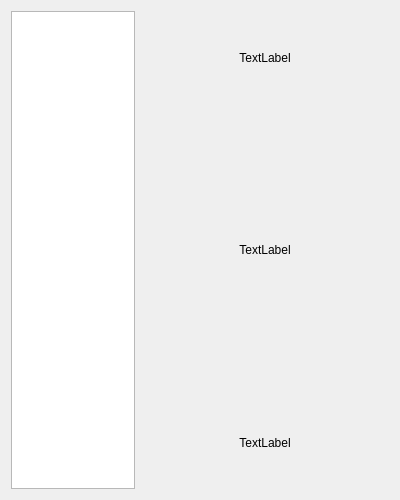
Qt form src/modules/officechooser/page_package.ui (sabily-os/sabily-installer) before a commit.
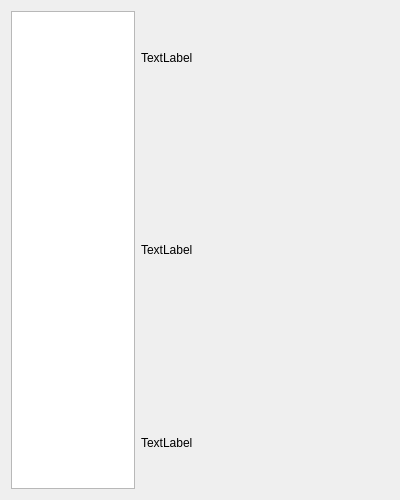
The same form after that commit.

Patch:
```diff
--- a/src/modules/officechooser/page_package.ui
+++ b/src/modules/officechooser/page_package.ui
@@ -39,9 +39,6 @@
          <property name="text">
           <string>TextLabel</string>
          </property>
-         <property name="alignment">
-          <set>Qt::AlignCenter</set>
-         </property>
         </widget>
        </item>
        <item>
@@ -49,9 +46,6 @@
          <property name="text">
           <string>TextLabel</string>
          </property>
-         <property name="alignment">
-          <set>Qt::AlignCenter</set>
-         </property>
         </widget>
        </item>
        <item>
@@ -59,9 +53,6 @@
          <property name="text">
           <string>TextLabel</string>
          </property>
-         <property name="alignment">
-          <set>Qt::AlignCenter</set>
-         </property>
          <property name="wordWrap">
           <bool>true</bool>
          </property>
```
